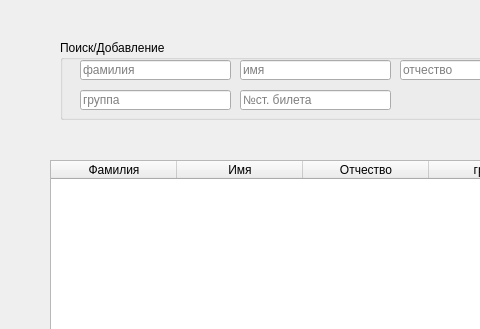
The window that gui_client/studcontrolwindow.ui (turok-m-a/tester-server) describes before a commit, drawn with Qt 5; both pictures show x 0 to 480 and y 0 to 329 of the 881 by 580 pixel window.
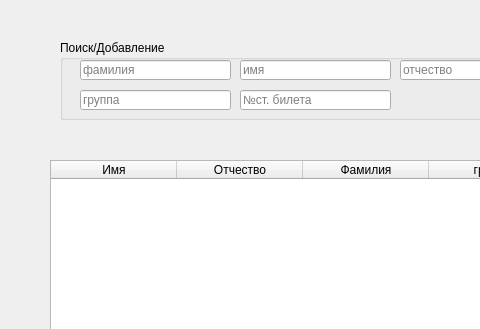
The same window after the commit.

```diff
--- a/gui_client/studcontrolwindow.ui
+++ b/gui_client/studcontrolwindow.ui
@@ -132,11 +132,9 @@
    <attribute name="horizontalHeaderDefaultSectionSize">
     <number>126</number>
    </attribute>
-   <column>
-    <property name="text">
-     <string>Фамилия</string>
-    </property>
-   </column>
+   <attribute name="horizontalHeaderShowSortIndicator" stdset="0">
+    <bool>true</bool>
+   </attribute>
    <column>
     <property name="text">
      <string>Имя</string>
@@ -147,6 +145,11 @@
      <string>Отчество</string>
     </property>
    </column>
+   <column>
+    <property name="text">
+     <string>Фамилия</string>
+    </property>
+   </column>
    <column>
     <property name="text">
      <string>группа</string>
```
Left out of the diff: 9 changed lines with no effect on the pictures.
